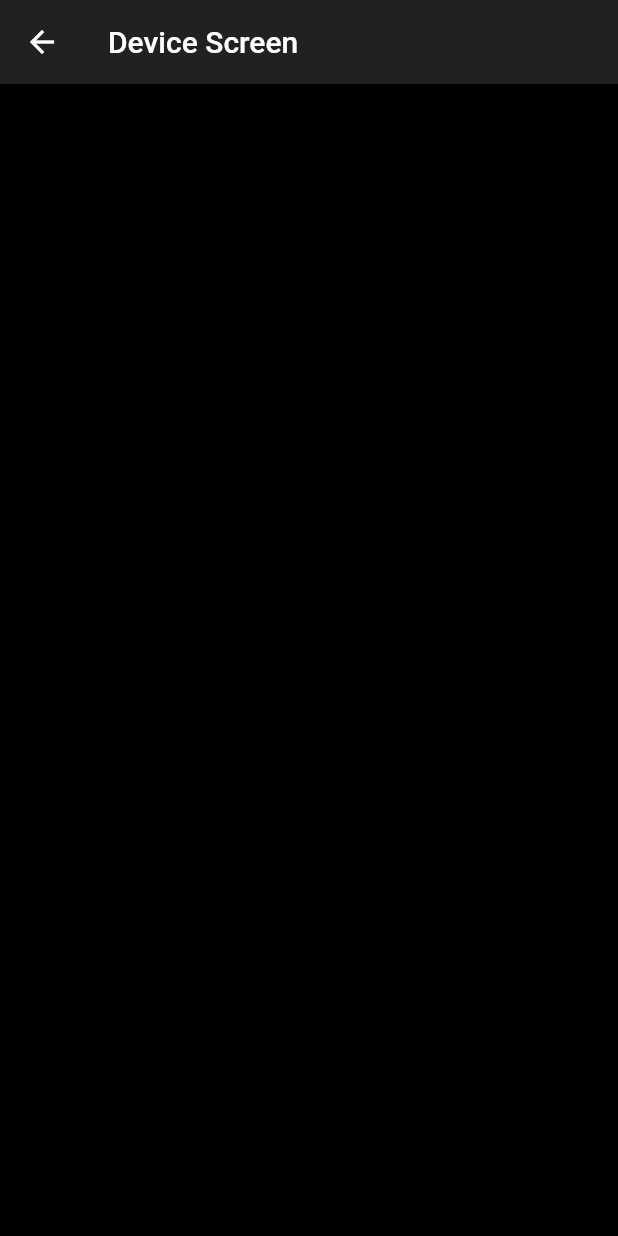
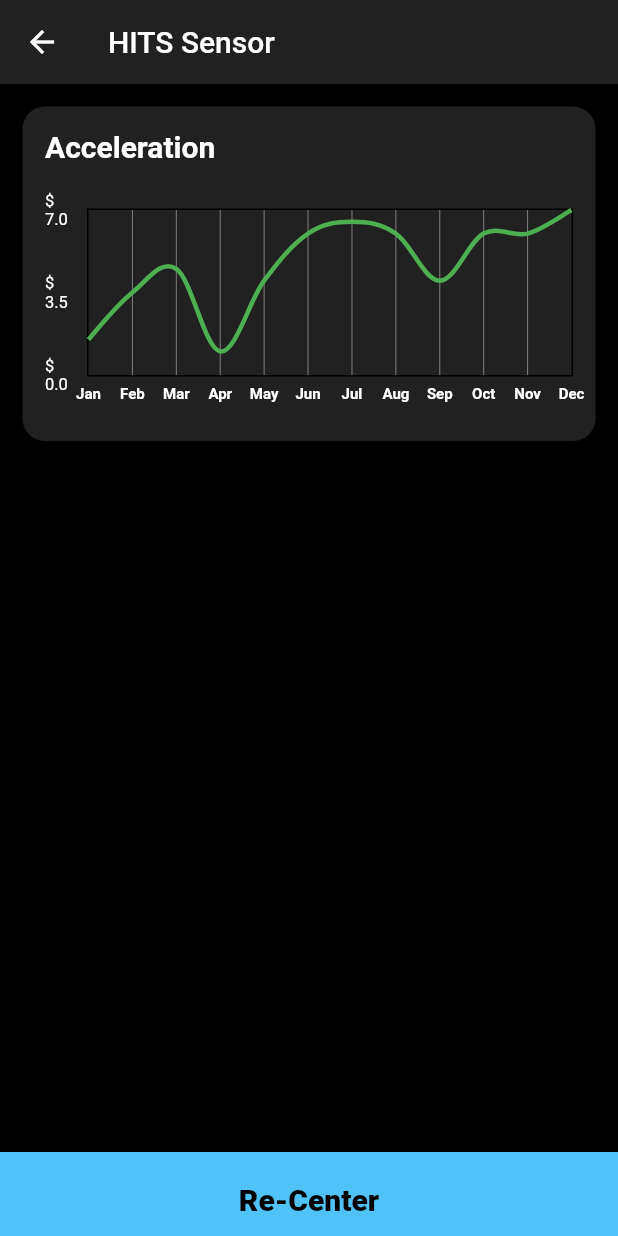
Before and after one commit to davidmhunt3/HITS_Bluetooth_Demo, a Flutter app: the DeviceScreen screen opened directly, on a phone screen of 412 x 824 dp. Run offline on Flutter 3.47's test engine with Material 2 defaults, Android fonts, the phone set to English and light mode, and no system bars; drawn by our look-alikes of fl_chart.

Commit message:
Started work with the Charts

```diff
--- /dev/null
+++ b/hits_bluetooth_demo/lib/Chart.dart
@@ -0,0 +1,100 @@
+import 'package:flutter/material.dart';
+import 'package:fl_chart/fl_chart.dart';
+
+class Chart extends StatefulWidget {
+  @override
+  _ChartState createState() => _ChartState();
+}
+
+class _ChartState extends State<Chart> {
+  @override
+  Widget build(BuildContext context) {
+    return SizedBox(
+      width: double.infinity,
+      height: 140,
+      child: LineChart(
+        LineChartData(
+          lineTouchData: LineTouchData(enabled: false),
+          lineBarsData: [
+            LineChartBarData(
+              spots: [
+                FlSpot(0, 1.5),
+                FlSpot(1, 3.5),
+                FlSpot(2, 4.5),
+                FlSpot(3, 1),
+                FlSpot(4, 4),
+                FlSpot(5, 6),
+                FlSpot(6, 6.5),
+                FlSpot(7, 6),
+                FlSpot(8, 4),
+                FlSpot(9, 6),
+                FlSpot(10, 6),
+                FlSpot(11, 7),
+              ],
+              isCurved: true,
+              barWidth: 3,
+              colors: [
+                Colors.green,
+              ],
+              dotData: FlDotData(
+                show: false,
+              ),
+            ),
+          ],
+          minY: 0,
+          titlesData: FlTitlesData(
+            bottomTitles: SideTitles(
+                showTitles: true,
+                textStyle: TextStyle(
+                    fontSize: 10,
+                    color: Colors.white,
+                    fontWeight: FontWeight.bold),
+                getTitles: (value) {
+                  switch (value.toInt()) {
+                    case 0:
+                      return 'Jan';
+                    case 1:
+                      return 'Feb';
+                    case 2:
+                      return 'Mar';
+                    case 3:
+                      return 'Apr';
+                    case 4:
+                      return 'May';
+                    case 5:
+                      return 'Jun';
+                    case 6:
+                      return 'Jul';
+                    case 7:
+                      return 'Aug';
+                    case 8:
+                      return 'Sep';
+                    case 9:
+                      return 'Oct';
+                    case 10:
+                      return 'Nov';
+                    case 11:
+                      return 'Dec';
+                    default:
+                      return '';
+                  }
+                }),
+            leftTitles: SideTitles(
+              showTitles: true,
+              textStyle: TextStyle(color: Colors.white, fontSize: 11.0),
+              getTitles: (value) {
+                return '\$ ${value + 0}';
+              },
+            ),
+          ),
+          gridData: FlGridData(
+            show: true,
+            checkToShowHorizontalLine: (double value) {
+              return value == 1 || value == 6 || value == 4 || value == 5;
+            },
+          ),
+        ),
+      ),
+    );
+  }
+}
--- a/hits_bluetooth_demo/lib/constants.dart
+++ b/hits_bluetooth_demo/lib/constants.dart
@@ -2,7 +2,7 @@ import 'package:flutter/material.dart';
 
 const kPrimaryColor = Color(0xFF212121); //also the color of the appBar
 const kScaffoldBackgroundColor = Color(0xFF000000);
-const kBottomAppBarColor = Colors.white;
+const kBottomAppBarColor = Color(0xFF4fc3f7);
 
 //Search Devices Screen
 const kBottomAppBarTextStyle =
--- a/hits_bluetooth_demo/lib/screens/Device_Screen.dart
+++ b/hits_bluetooth_demo/lib/screens/Device_Screen.dart
@@ -1,4 +1,6 @@
 import 'package:flutter/material.dart';
+import 'package:hits_bluetooth_demo/constants.dart';
+import 'package:hits_bluetooth_demo/Chart.dart';
 
 class DeviceScreen extends StatefulWidget {
   @override
@@ -10,7 +12,58 @@ class _DeviceScreenState extends State<DeviceScreen> {
   Widget build(BuildContext context) {
     return Scaffold(
       appBar: AppBar(
-        title: Text('Device Screen'),
+        title: Text('HITS Sensor'),
+      ),
+      bottomNavigationBar: BottomAppBar(
+        child: GestureDetector(
+          onTap: () {
+            print('Re-Center Pressed');
+          },
+          child: Container(
+            padding: EdgeInsets.only(top: kBottomAppBarPadding),
+            constraints:
+                BoxConstraints.tightFor(height: kBottomNavigationBarHeight),
+            child: Text(
+              'Re-Center',
+              style: kBottomAppBarTextStyle,
+              textAlign: TextAlign.center,
+            ),
+          ),
+        ),
+      ),
+      body: Column(
+        children: <Widget>[
+          SizedBox.fromSize(
+            size: Size(double.infinity, kDeviceCardMargin / 2),
+          ),
+          Container(
+            margin: EdgeInsets.fromLTRB(
+                kDeviceCardMargin,
+                kDeviceCardMargin / 2,
+                kDeviceCardMargin,
+                kDeviceCardMargin / 2),
+            padding: EdgeInsets.all(15.0),
+            decoration: BoxDecoration(
+              color: kDeviceCardBackgroundColor,
+              borderRadius: BorderRadius.circular(15.0),
+            ),
+            //constraints: BoxConstraints.expand(height: 100.0),
+            child: Column(
+              crossAxisAlignment: CrossAxisAlignment.start,
+              mainAxisAlignment: MainAxisAlignment.spaceBetween,
+              children: <Widget>[
+                Text(
+                  'Acceleration',
+                  style: kDeviceNameTextStyle,
+                ),
+                SizedBox.fromSize(
+                  size: Size(double.infinity, 30),
+                ),
+                Chart()
+              ],
+            ),
+          ),
+        ],
       ),
     );
   }
```
Also changed, not shown: hits_bluetooth_demo/pubspec.yaml (+2 -20 lines), hits_bluetooth_demo/pubspec.lock.
